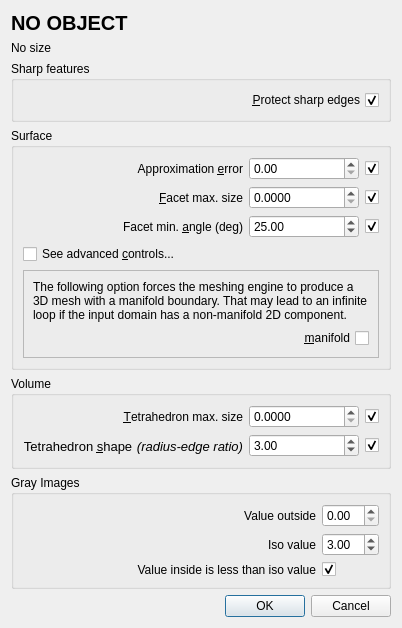
Old version of the form Polyhedron/demo/Polyhedron/Plugins/Mesh_3/Meshing_dialog.ui in the repository CGAL/cgal.
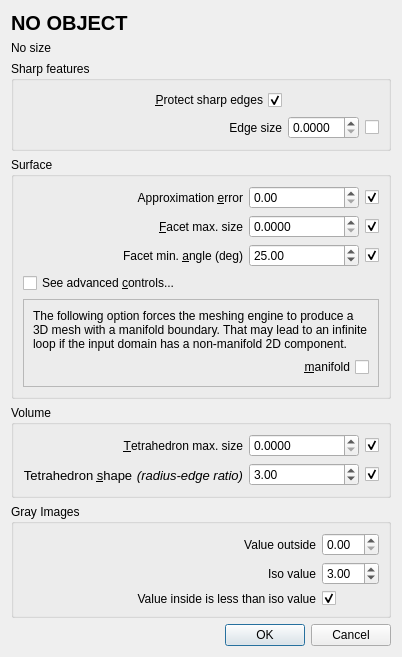
New version of the form.

Commit message: Makes the edge size editable by the user.

```diff
--- a/Polyhedron/demo/Polyhedron/Plugins/Mesh_3/Meshing_dialog.ui
+++ b/Polyhedron/demo/Polyhedron/Plugins/Mesh_3/Meshing_dialog.ui
@@ -55,7 +55,7 @@
      <property name="title">
       <string>Sharp features</string>
      </property>
-     <layout class="QGridLayout" name="gridLayout" columnstretch="2">
+     <layout class="QGridLayout" name="gridLayout" columnstretch="2,0,0">
       <item row="0" column="0">
        <widget class="QCheckBox" name="protect">
         <property name="layoutDirection">
@@ -69,6 +69,36 @@
         </property>
        </widget>
       </item>
+      <item row="1" column="0">
+       <widget class="QLabel" name="edgeLabel">
+        <property name="text">
+         <string>Edge size</string>
+        </property>
+        <property name="alignment">
+         <set>Qt::AlignRight|Qt::AlignTrailing|Qt::AlignVCenter</set>
+        </property>
+       </widget>
+      </item>
+      <item row="1" column="1">
+       <widget class="QDoubleSpinBox" name="edgeSizing">
+        <property name="decimals">
+         <number>4</number>
+        </property>
+        <property name="minimum">
+         <double>0.000000000000000</double>
+        </property>
+        <property name="value">
+         <double>0.000000000000000</double>
+        </property>
+       </widget>
+      </item>
+      <item row="1" column="2">
+       <widget class="QCheckBox" name="noEdgeSizing">
+        <property name="text">
+         <string/>
+        </property>
+       </widget>
+      </item>
      </layout>
     </widget>
    </item>
```
The commit also changes 4 other files.
